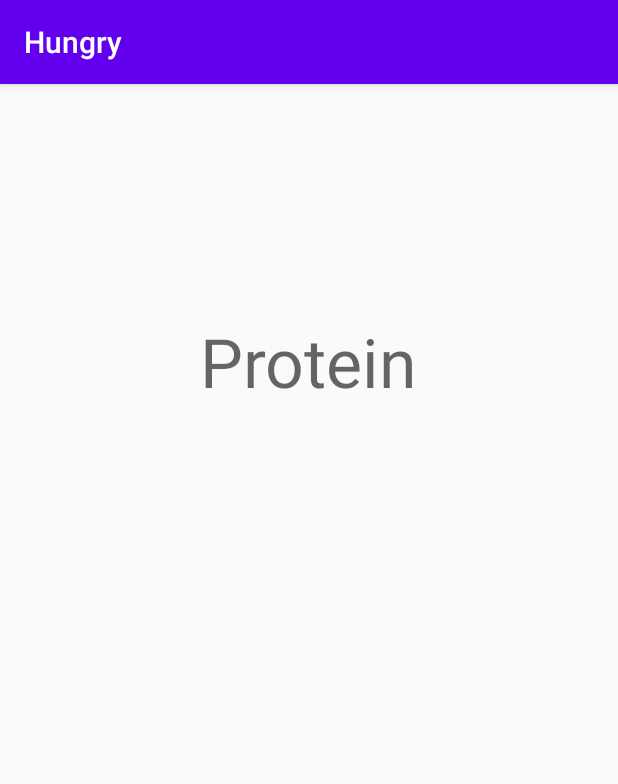
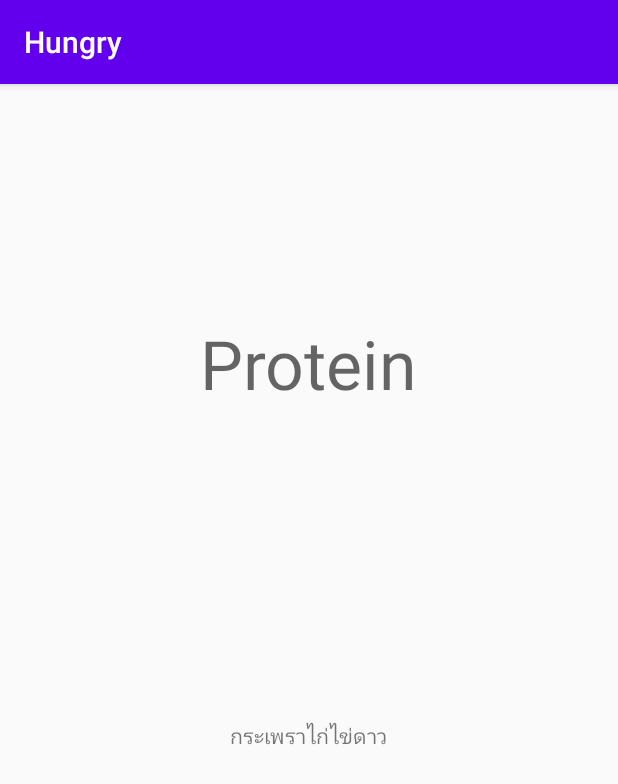
Before and after one commit to JiradaWi/hungry, an Android app: the chooseProteinActivity screen opened directly, with no data from a screen before it, on a phone screen of 412 x 824 dp. Shown: the top 784 px of the screen. Run offline under Robolectric (Android 15) with nearby library versions, the phone set to English and light mode, and no system bars.

```diff
--- a/app/src/main/res/layout/activity_main.xml
+++ b/app/src/main/res/layout/activity_main.xml
@@ -22,7 +22,6 @@
         android:layout_width="wrap_content"
         android:layout_height="wrap_content"
         android:layout_marginTop="58dp"
-        android:onClick="choose"
         android:text="Yes!"
         app:layout_constraintBottom_toBottomOf="parent"
         app:layout_constraintEnd_toEndOf="parent"
--- a/app/src/main/res/layout/protein.xml
+++ b/app/src/main/res/layout/protein.xml
@@ -7,14 +7,25 @@
     android:layout_height="match_parent">
 
     <TextView
-        android:id="@+id/textView2"
+        android:id="@+id/protein"
         android:layout_width="wrap_content"
         android:layout_height="wrap_content"
+        android:layout_marginTop="156dp"
         android:text="Protein"
         android:textAppearance="@style/TextAppearance.AppCompat.Display2"
+        app:layout_constraintEnd_toEndOf="parent"
+        app:layout_constraintStart_toStartOf="parent"
+        app:layout_constraintTop_toTopOf="parent" />
+
+    <TextView
+        android:id="@+id/foodMenu"
+        android:layout_width="wrap_content"
+        android:layout_height="wrap_content"
+        android:text="กระเพราไก่ไข่ดาว"
         app:layout_constraintBottom_toBottomOf="parent"
         app:layout_constraintEnd_toEndOf="parent"
+        app:layout_constraintHorizontal_bias="0.498"
         app:layout_constraintStart_toStartOf="parent"
-        app:layout_constraintTop_toTopOf="parent"
-        app:layout_constraintVertical_bias="0.219" />
+        app:layout_constraintTop_toBottomOf="@+id/protein"
+        app:layout_constraintVertical_bias="0.39" />
 </androidx.constraintlayout.widget.ConstraintLayout>
```
Also changed, not shown: app/src/main/java/com/example/hungry/chooseProteinActivity.kt (+34 -0 lines).
